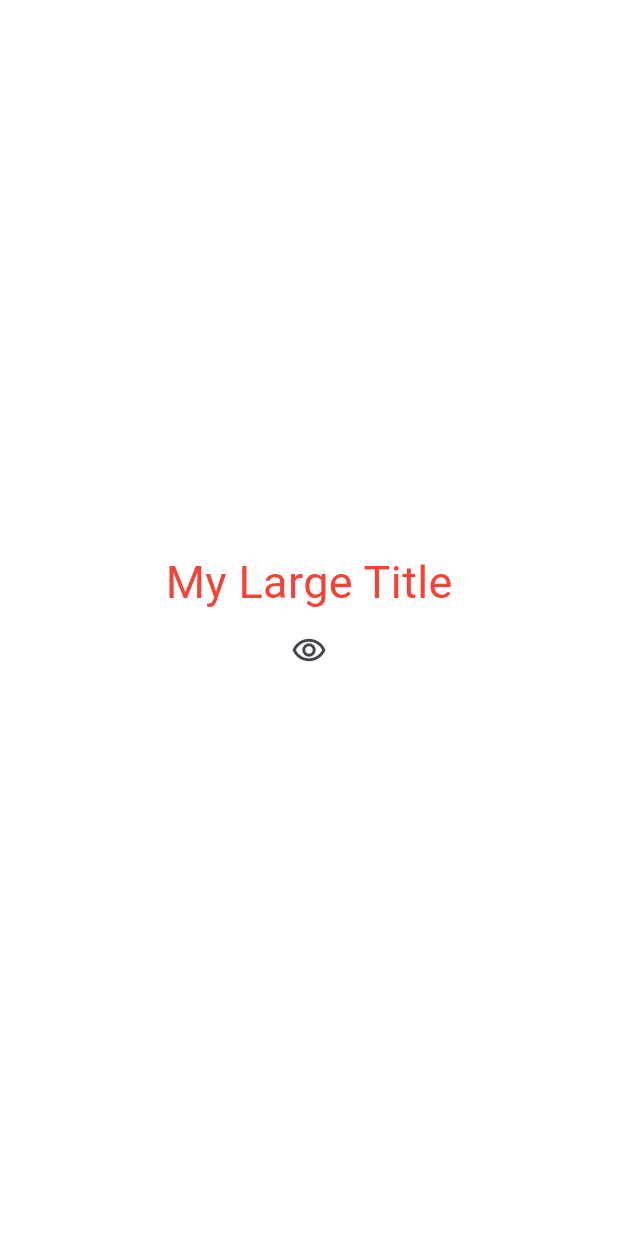
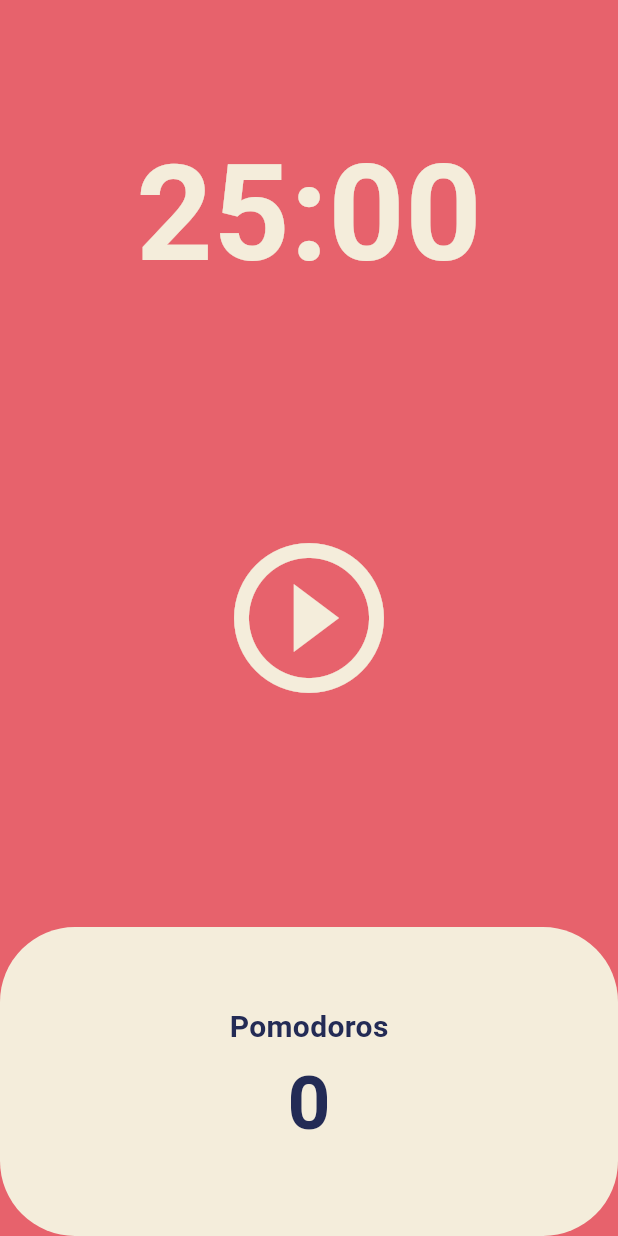
Before and after one commit to nuson999/toonflix, a Flutter app: the screen it shows after launch, on a phone screen of 412 x 824 dp. Run offline on Flutter 3.47's test engine with Material 3 defaults, Android fonts, the phone set to English and light mode, and no system bars.

Commit message:
#5.3 Data Format

```diff
--- a/lib/main.dart
+++ b/lib/main.dart
@@ -1,76 +1,26 @@
 import 'package:flutter/material.dart';
+import 'package:toonflix/screens/home_screen.dart';
 
 void main() {
   runApp(const App());
 }
 
-class App extends StatefulWidget {
+class App extends StatelessWidget {
   const App({super.key});
-
-  @override
-  State<App> createState() => _AppState();
-}
-
-class _AppState extends State<App> {
-  bool isShowing = true;
-
-  void onPressed() {
-    setState(() {
-      isShowing = !isShowing;
-    });
-  }
-
-  @override
-  void initState() {
-    // TODO: implement initState
-    super.initState();
-  }
-
-  @override
-  void dispose() {
-    // TODO: implement dispose
-    super.dispose();
-  }
 
   @override
   Widget build(BuildContext context) {
     return MaterialApp(
-        theme: ThemeData(
-            textTheme: const TextTheme(
-                titleLarge: TextStyle(
-          color: Colors.red,
-        ))),
-        home: Scaffold(
-          backgroundColor: Colors.white,
-          body: Center(
-            child: Column(
-              mainAxisAlignment: MainAxisAlignment.center,
-              children: [
-                isShowing ? const MyLargeTitle() : const Text('nothing'),
-                IconButton(
-                  onPressed: onPressed,
-                  icon: const Icon(Icons.remove_red_eye_outlined),
-                ),
-              ],
-            ),
+      theme: ThemeData(
+        scaffoldBackgroundColor: const Color(0xFFE7626C),
+        textTheme: const TextTheme(
+          headlineLarge: TextStyle(
+            color: Color(0xFF232B55),
           ),
-        ));
-  }
-}
-
-class MyLargeTitle extends StatelessWidget {
-  const MyLargeTitle({
-    super.key,
-  });
-
-  @override
-  Widget build(BuildContext context) {
-    return Text(
-      'My Large Title',
-      style: TextStyle(
-        fontSize: 30,
-        color: Theme.of(context).textTheme.titleLarge!.color,
+        ),
+        cardColor: const Color(0xFFF4EDDB),
       ),
+      home: const HomeScreen(),
     );
   }
 }
--- /dev/null
+++ b/lib/screens/home_screen.dart
@@ -0,0 +1,136 @@
+import 'dart:async';
+
+import 'package:flutter/material.dart';
+
+class HomeScreen extends StatefulWidget {
+  const HomeScreen({super.key});
+
+  @override
+  State<HomeScreen> createState() => _HomeScreenState();
+}
+
+class _HomeScreenState extends State<HomeScreen> {
+  static const twentyFiveMinutes = 1500;
+  int totalSeconds = twentyFiveMinutes;
+  bool isRunning = false;
+  int totalPomodoros = 0;
+  late Timer timer;
+
+  void onTick(Timer timer) {
+    if (totalSeconds == 0) {
+      timer.cancel();
+      setState(() {
+        totalSeconds = 1500;
+        totalPomodoros = totalPomodoros + 1;
+        isRunning = false;
+      });
+      return;
+    } else {
+      setState(() {
+        totalSeconds = totalSeconds - 1;
+      });
+    }
+  }
+
+  void onStartPressed() {
+    timer = Timer.periodic(
+      const Duration(seconds: 1),
+      onTick,
+    );
+    setState(() {
+      isRunning = true;
+    });
+  }
+
+  void onPaussPressed() {
+    timer.cancel();
+    setState(() {
+      isRunning = false;
+    });
+  }
+
+  String format(int seconds) {
+    var duration = Duration(seconds: seconds);
+    return duration.toString().split('.').first.substring(2, 7);
+  }
+
+  @override
+  Widget build(BuildContext context) {
+    return Scaffold(
+      backgroundColor: Theme.of(context).scaffoldBackgroundColor,
+      body: Column(
+        children: [
+          Flexible(
+            flex: 1,
+            child: Container(
+              alignment: Alignment.bottomCenter,
+              child: Text(
+                format(totalSeconds),
+                style: TextStyle(
+                  color: Theme.of(context).cardColor,
+                  fontSize: 89,
+                  fontWeight: FontWeight.w600,
+                ),
+              ),
+            ),
+          ),
+          Flexible(
+            flex: 2,
+            child: Center(
+              child: IconButton(
+                iconSize: 120,
+                color: Theme.of(context).cardColor,
+                onPressed: isRunning ? onPaussPressed : onStartPressed,
+                icon: Icon(isRunning
+                    ? Icons.pause_circle_outline
+                    : Icons.play_circle_outline),
+              ),
+            ),
+          ),
+          Flexible(
+            flex: 1,
+            child: Row(
+              children: [
+                Expanded(
+                  child: Container(
+                    decoration: BoxDecoration(
+                      color: Theme.of(context).cardColor,
+                      borderRadius: BorderRadius.circular(50),
+                    ),
+                    child: Column(
+                      mainAxisAlignment: MainAxisAlignment.center,
+                      children: [
+                        Text(
+                          'Pomodoros',
+                          style: TextStyle(
+                            fontSize: 20,
+                            fontWeight: FontWeight.w600,
+                            color: Theme.of(context)
+                                .textTheme
+                                .headlineLarge!
+                                .color,
+                          ),
+                        ),
+                        Text(
+                          '$totalPomodoros',
+                          style: TextStyle(
+                            fontSize: 50,
+                            fontWeight: FontWeight.w600,
+                            color: Theme.of(context)
+                                .textTheme
+                                .headlineLarge!
+                                .color,
+                          ),
+                        ),
+                      ],
+                    ),
+                  ),
+                ),
+              ],
+            ),
+          ),
+        ],
+      ),
+    );
+  }
+}
```
Also changed, not shown: lib/main2.dart (added, +76 -0 lines).
